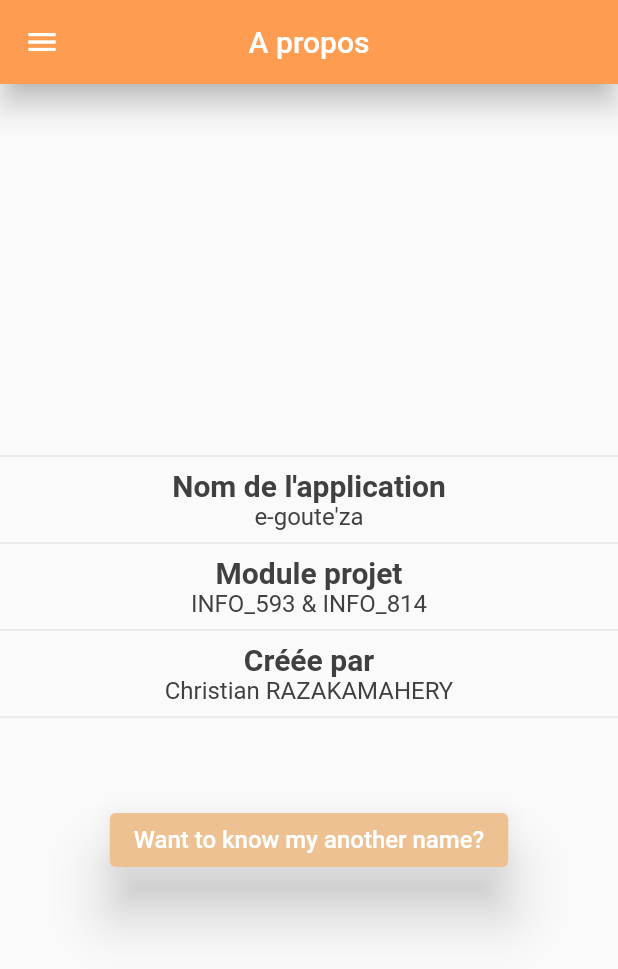
After one commit to ChristianNomena/e_gouter_za, a Flutter app: the screen it shows after launch, in the side drawer, after a tap on "A propos", on a phone screen of 412 x 824 dp. The commit adds this screen. Shown: the top 969 px of the screen. Run offline on Flutter 3.47's test engine with Material 2 defaults, Android fonts, the light colour scheme and no system bars; our stand-ins replace get, get_storage.

Commit message:
add about page

```diff
--- a/lib/components/app_drawer_menu.dart
+++ b/lib/components/app_drawer_menu.dart
@@ -45,6 +45,15 @@ class AppDrawerMenu extends StatelessWidget {
               Navigator.pushNamed(context, "/history/dailysale");
             },
           ),
+          ListTile(
+            title: const Text(
+              "A propos",
+              style: kAppDrawerMenuOptionStyle,
+            ),
+            onTap: () {
+              Navigator.pushNamed(context, "/about");
+            },
+          ),
         ],
       ),
     );
--- a/lib/main.dart
+++ b/lib/main.dart
@@ -1,6 +1,7 @@
 import 'dart:convert';
 
 import 'package:e_goute_za/constants.dart';
+import 'package:e_goute_za/pages/about_page.dart';
 import 'package:e_goute_za/pages/command_grateful_page.dart';
 import 'package:e_goute_za/pages/daily_sale_history_page.dart';
 import 'package:e_goute_za/pages/home_page.dart';
@@ -56,6 +57,7 @@ class MyApp extends StatelessWidget {
         "/history/order": (context) => const CommandHistoryPage(),
         "/history/dailysale": (context) => const DailySaleHistoryPage(),
         "/command/grateful": (context) => const CommandGratefulPage(),
+        "/about": (context) => const AboutPage(),
       },
     );
   }
--- /dev/null
+++ b/lib/pages/about_page.dart
@@ -0,0 +1,92 @@
+import 'package:e_goute_za/components/app_drawer_menu.dart';
+import 'package:e_goute_za/constants.dart';
+import 'package:flutter/material.dart';
+
+class AboutPage extends StatefulWidget {
+  const AboutPage({Key? key}) : super(key: key);
+
+  @override
+  _AboutPageState createState() => _AboutPageState();
+}
+
+class _AboutPageState extends State<AboutPage> {
+  String name = "Christian";
+
+  void changeName(String name) {
+    setState(() {
+      this.name = name;
+    });
+  }
+
+  @override
+  Widget build(BuildContext context) {
+    return Scaffold(
+      appBar: AppBar(
+        title: const Text("A propos"),
+      ),
+      drawer: const AppDrawerMenu(),
+      body: SizedBox(
+        width: double.infinity,
+        child: Column(
+          mainAxisAlignment: MainAxisAlignment.center,
+          crossAxisAlignment: CrossAxisAlignment.center,
+          children: [
+            const Divider(),
+            _setTitle("Nom de l'application"),
+            _setContent("e-goute'za"),
+            const Divider(),
+            _setTitle("Module projet"),
+            _setContent("INFO_593 & INFO_814"),
+            const Divider(),
+            _setTitle("Créée par"),
+            _setContent("$name RAZAKAMAHERY"),
+            const Divider(),
+            const SizedBox(
+              height: 50.0,
+            ),
+            ElevatedButton(
+              onPressed: () {
+                name == "Christian"
+                    ? changeName("Nomena")
+                    : changeName("Christian");
+              },
+              style: ElevatedButton.styleFrom(
+                primary: kThirdColor,
+                elevation: 16.0,
+              ),
+              child: const Text(
+                "Want to know my another name?",
+                style: TextStyle(
+                  fontSize: 16.0,
+                ),
+              ),
+            ),
+          ],
+        ),
+      ),
+    );
+  }
+
+  _setTitle(String title) {
+    return Text(
+      title,
+      textAlign: TextAlign.center,
+      style: const TextStyle(
+        color: kSoftDarkColor,
+        fontSize: 20.0,
+        fontWeight: FontWeight.bold,
+      ),
+    );
+  }
+
+  _setContent(String content) {
+    return Text(
+      content,
+      textAlign: TextAlign.center,
+      style: const TextStyle(
+        color: kSoftDarkColor,
+        fontSize: 16.0,
+      ),
+    );
+  }
+}
```
